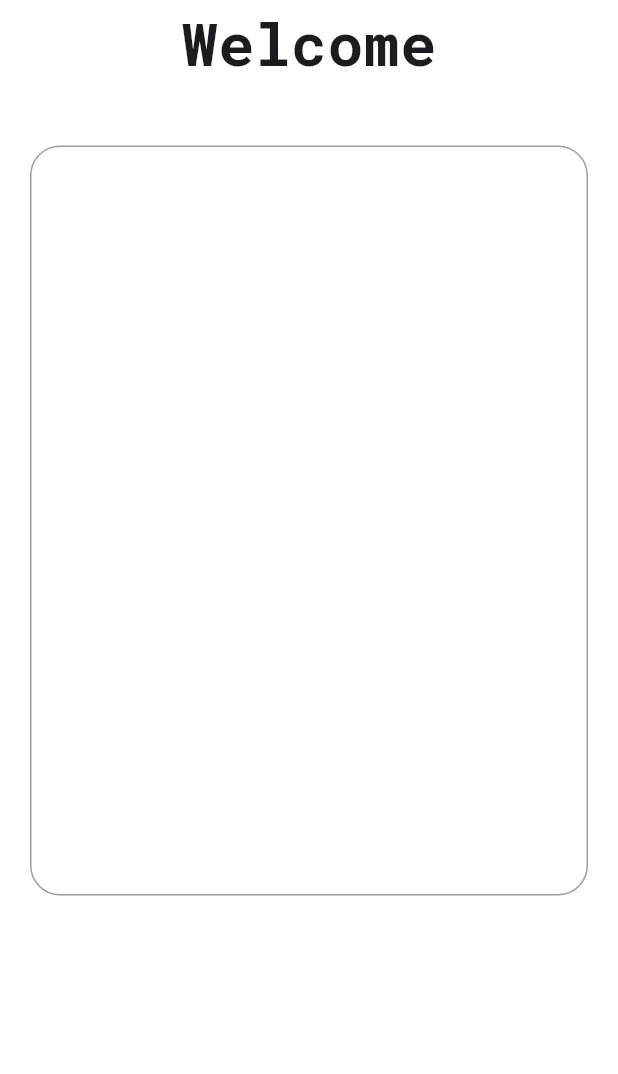
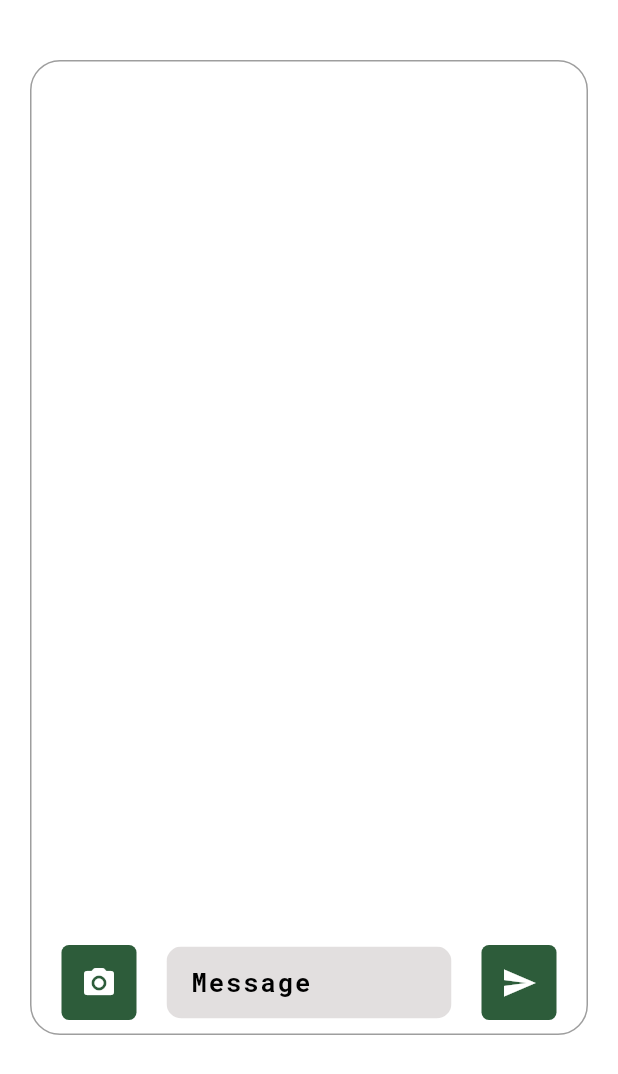
Before and after one commit to SaifIvnaAlam/Flutter-lawapp, a Flutter app: the HomePage screen opened by its route, on a phone screen of 412 x 824 dp. Shown: the top 1074 px of the screen. Run offline on Flutter 3.47's test engine with Material 3 defaults, Android fonts, the phone set to English and light mode, and no system bars; our stand-ins replace bloc, firebase_core, flutter_bloc, freezed_annotation, go_router, google_fonts and 2 more; accounts and stored records are empty.

```diff
--- /dev/null
+++ b/lib/core/infrastructure/bootstarp_app.dart
@@ -0,0 +1,9 @@
+import 'package:firebase_core/firebase_core.dart';
+import 'package:flutter/material.dart';
+import 'package:lawapp/firebase_options.dart';
+
+Future<void> bootstrapApp() async {
+  WidgetsFlutterBinding.ensureInitialized();
+
+  await Firebase.initializeApp(options: DefaultFirebaseOptions.currentPlatform);
+}
--- a/lib/core/presentation/app.dart
+++ b/lib/core/presentation/app.dart
@@ -1,5 +1,7 @@
 import 'package:flutter/material.dart';
+import 'package:flutter_bloc/flutter_bloc.dart';
 import 'package:google_fonts/google_fonts.dart';
+import 'package:lawapp/features/home/application/cubit/image_picker_cubit.dart';
 import 'package:lawapp/utils/routes/go_router.dart';
 
 class App extends StatelessWidget {
@@ -7,7 +9,11 @@ class App extends StatelessWidget {
 
   @override
   Widget build(BuildContext context) {
-    return MaterialApp.router(
+    return MultiBlocProvider(
+      providers: [
+        BlocProvider(create: (context) => ImagePickerCubit()),
+      ],
+      child: MaterialApp.router(
         debugShowCheckedModeBanner: false,
         title: 'Law App',
         theme: ThemeData(
@@ -16,6 +22,7 @@ class App extends StatelessWidget {
           textTheme: GoogleFonts.robotoMonoTextTheme(),
         ),
         routerConfig: goRouter,
+      ),
     );
   }
 }
--- /dev/null
+++ b/lib/features/home/application/cubit/image_picker_cubit.dart
@@ -0,0 +1,22 @@
+import 'package:bloc/bloc.dart';
+import 'package:image_picker/image_picker.dart';
+import 'package:freezed_annotation/freezed_annotation.dart';
+
+part 'image_picker_cubit.freezed.dart';
+part 'image_picker_state.dart';
+
+class ImagePickerCubit extends Cubit<ImagePickerState> {
+  ImagePickerCubit() : super(const ImagePickerState.initial());
+
+  Future<void> pickImage() async {
+    ImagePicker _picker = ImagePicker();
+
+    XFile? image = await _picker.pickImage(source: ImageSource.gallery);
+
+    if (image!.path.isNotEmpty) {
+      emit(ImagePickerState.picked(image.path));
+    } else {
+      emit(const ImagePickerState.notPicked());
+    }
+  }
+}
--- /dev/null
+++ b/lib/features/home/application/cubit/image_picker_state.dart
@@ -0,0 +1,8 @@
+part of 'image_picker_cubit.dart';
+
+@freezed
+class ImagePickerState with _$ImagePickerState {
+  const factory ImagePickerState.initial() = _Initial;
+  const factory ImagePickerState.picked(String imagePath) = _Picked;
+  const factory ImagePickerState.notPicked() = _NotPicked;
+}
--- /dev/null
+++ b/lib/features/home/presentation/components/text_field.dart
@@ -0,0 +1,44 @@
+import 'package:flutter/material.dart';
+
+class InputTextField extends StatelessWidget {
+  const InputTextField({
+    super.key,
+    required TextEditingController controller,
+  }) : _controller = controller;
+
+  final TextEditingController _controller;
+
+  @override
+  Widget build(BuildContext context) {
+    return Padding(
+      padding: const EdgeInsets.symmetric(vertical: 4, horizontal: 20),
+      child: ClipRRect(
+        borderRadius: BorderRadius.circular(10),
+        child: TextFormField(
+          controller: _controller,
+          maxLength: 10000,
+          maxLines: null,
+          onTapOutside: (pointerDownEvent) =>
+              FocusManager.instance.primaryFocus?.unfocus(),
+          style: const TextStyle(
+            fontSize: 14,
+            fontWeight: FontWeight.bold,
+          ),
+          decoration: const InputDecoration(
+            counterText: "",
+            fillColor: Color.fromARGB(255, 226, 223, 223),
+            filled: true,
+            border: InputBorder.none,
+            hintText: 'Message',
+            hintStyle: TextStyle(
+              fontSize: 17,
+              fontWeight: FontWeight.bold,
+              color: Colors.black,
+              letterSpacing: 1.3,
+            ),
+          ),
+        ),
+      ),
+    );
+  }
+}
--- a/lib/features/home/presentation/home_page.dart
+++ b/lib/features/home/presentation/home_page.dart
@@ -1,31 +1,81 @@
+import 'dart:io';
+import 'dart:developer';
 import 'package:flutter/material.dart';
+import 'package:flutter_bloc/flutter_bloc.dart';
+import 'package:lawapp/utils/constants/app_colors.dart';
 import 'package:lawapp/utils/constants/app_radius.dart';
 import 'package:lawapp/utils/constants/app_spacing.dart';
-import 'package:lawapp/utils/constants/app_text_Style.dart';
 import 'package:lawapp/utils/widgets/primary_scaffold.dart';
+import 'package:lawapp/utils/widgets/rounded_icon_button.dart';
+import 'package:lawapp/features/home/presentation/components/text_field.dart';
+import 'package:lawapp/features/home/application/cubit/image_picker_cubit.dart';
+
+// ignore_for_file: no_leading_underscores_for_local_identifiers
 
 class HomePage extends StatelessWidget {
   const HomePage({super.key});
 
   @override
   Widget build(BuildContext context) {
+    TextEditingController _inputController = TextEditingController();
     return PrimaryScaffold(
         body: Column(
       children: [
-        const Text(
-          "Welcome",
-          style: headingTextStyle,
-        ),
         heightBox40,
         Container(
-          height: 500,
+          height: 650,
           decoration: BoxDecoration(
             border: Border.all(
               color: Colors.grey,
             ),
             borderRadius: primaryContainerRadius,
           ),
-          child: Container(),
+          child: Stack(
+            children: [
+              Column(
+                children: [
+                  const Spacer(),
+                  SizedBox(
+                    height: 100,
+                    child: BlocBuilder<ImagePickerCubit, ImagePickerState>(
+                      builder: (context, state) => state.when(
+                        initial: () => const SizedBox(),
+                        picked: (imagePath) => Image.file(File(imagePath)),
+                        notPicked: () => const SizedBox(),
+                      ),
+                    ),
+                  ),
+                  Padding(
+                    padding:
+                        const EdgeInsets.symmetric(horizontal: 20, vertical: 6),
+                    child: Row(
+                      children: [
+                        RoundedIconButton(
+                          icon: Icons.camera_alt_rounded,
+                          onTap: () {
+                            context.read<ImagePickerCubit>().pickImage();
+                          },
+                          backGroundColor: AppColors.buttonFillColor,
+                        ),
+                        Expanded(
+                          child: InputTextField(
+                            controller: _inputController,
+                          ),
+                        ),
+                        RoundedIconButton(
+                          icon: Icons.send,
+                          onTap: () {
+                            log("Message sent");
+                          },
+                          backGroundColor: AppColors.buttonFillColor,
+                        ),
+                      ],
+                    ),
+                  ),
+                ],
+              ),
+            ],
+          ),
         ),
       ],
     ));
--- a/lib/utils/constants/app_spacing.dart
+++ b/lib/utils/constants/app_spacing.dart
@@ -16,3 +16,13 @@ const widthBox8 = SizedBox(width: 8);
 const widthBox12 = SizedBox(width: 12);
 const widthBox16 = SizedBox(width: 16);
 const widthBox24 = SizedBox(width: 24);
+
+//Device Height
+double deviceHeight(context) {
+  return MediaQuery.of(context).size.height;
+}
+
+//Device Width
+double deviceWidth(context) {
+  return MediaQuery.of(context).size.width;
+}
--- /dev/null
+++ b/lib/utils/widgets/rounded_icon_button.dart
@@ -0,0 +1,35 @@
+import 'package:flutter/material.dart';
+import 'package:lawapp/utils/constants/app_colors.dart';
+import 'package:lawapp/utils/widgets/bounce_effect.dart';
+
+class RoundedIconButton extends StatelessWidget {
+  RoundedIconButton(
+      {super.key,
+      required this.icon,
+      required this.onTap,
+      this.backGroundColor = AppColors.containerFillColor,
+      this.iconColor = AppColors.canvasColor});
+
+  IconData icon;
+  VoidCallback onTap;
+  Color backGroundColor;
+  Color iconColor;
+  @override
+  Widget build(BuildContext context) {
+    return Bounce(
+      onTap: onTap,
+      child: Container(
+        height: 50,
+        width: 50,
+        decoration: BoxDecoration(
+          color: backGroundColor,
+          borderRadius: BorderRadius.circular(5),
+        ),
+        child: Icon(
+          icon,
+          color: iconColor,
+        ),
+      ),
+    );
+  }
+}
```
Also changed, not shown: pubspec.yaml (+8 -0 lines), firebase.json (added), lib/features/home/application/cubit/image_picker_cubit.freezed.dart (added), lib/firebase_options.dart (added), pubspec.lock, 4 other files. Lines whose indentation alone changed are shown as unchanged.
